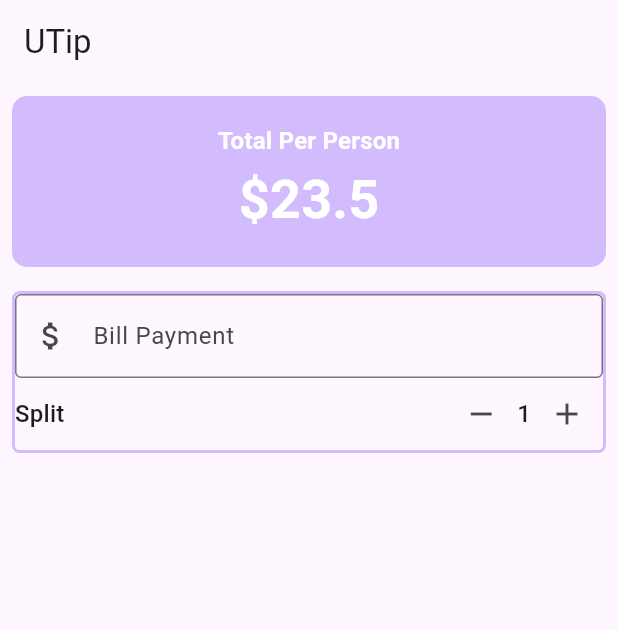
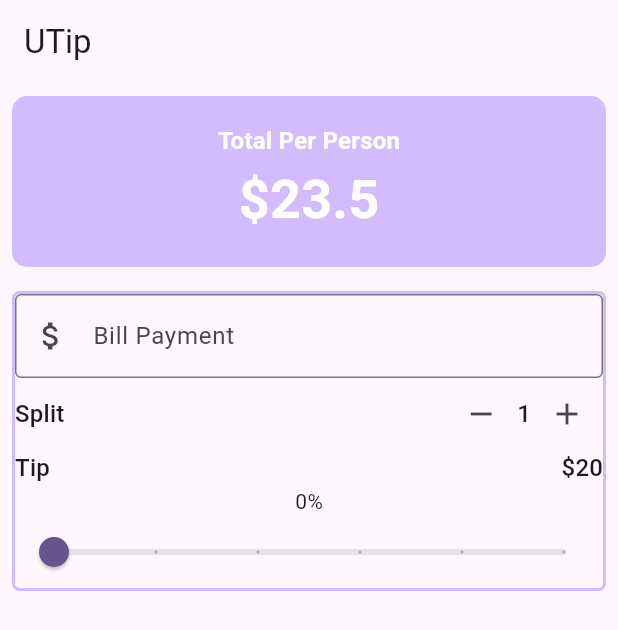
Before and after one commit to IsarahTarila1/UTip-Calculator, a Flutter app: the screen it shows after launch, on a phone screen of 412 x 824 dp. Shown: the top 630 px of the screen. Run offline on Flutter 3.47's test engine with Material 3 defaults, Android fonts, the phone set to English and light mode, and no system bars; missing offline and left inert: dart:ffi.

Commit message:
Add the TipPercentage and Slider Widget

```diff
--- a/lib/main.dart
+++ b/lib/main.dart
@@ -33,7 +33,8 @@ class UTip extends StatefulWidget {
 
 class _UTipState extends State<UTip> {
 
-   int _personCount = 1;
+  double tipPercentage = 0.0;
+  int _personCount = 1;
 
   //Methods
   void increment (){
@@ -43,7 +44,7 @@ class _UTipState extends State<UTip> {
   }
   void decrement (){
     setState(() {
-      if(_personCount>0){
+      if(_personCount>1){
         _personCount--;
       }
     });
@@ -56,7 +57,6 @@ class _UTipState extends State<UTip> {
         color: theme.colorScheme.onPrimary,
         fontWeight: FontWeight.bold
     );
-
     return Scaffold(
       appBar: AppBar(
         title: const Text('UTip'),
@@ -119,9 +119,35 @@ class _UTipState extends State<UTip> {
                         theme: theme,
                         onDecrement: decrement,
                         onIncrement: increment,
-                      ),
+                      )
                     ],
-                  )
+                  ),
+                  // ==== Tip Section ====
+                  Row(
+                    mainAxisAlignment: MainAxisAlignment.spaceBetween,
+                    children: [
+                      Text('Tip',
+                        style: theme.textTheme.titleMedium,),
+                      Text("\$20",
+                        style: theme.textTheme.titleMedium,)
+                    ],
+                  ),
+                  Text('${(tipPercentage*100).round()}%'),
+
+                  // == Tip Slider ==
+                  Slider(
+                      value: tipPercentage,
+                      onChanged: (value){
+                    setState(() {
+                      print(value*100);
+                      tipPercentage = value;
+                    });
+                  },
+                    min: 0,
+                    max: 0.5,
+                    divisions: 5,
+                    label: '${(tipPercentage*100).round()}%',
+                  ),
                 ],
               ),
             ),
```
